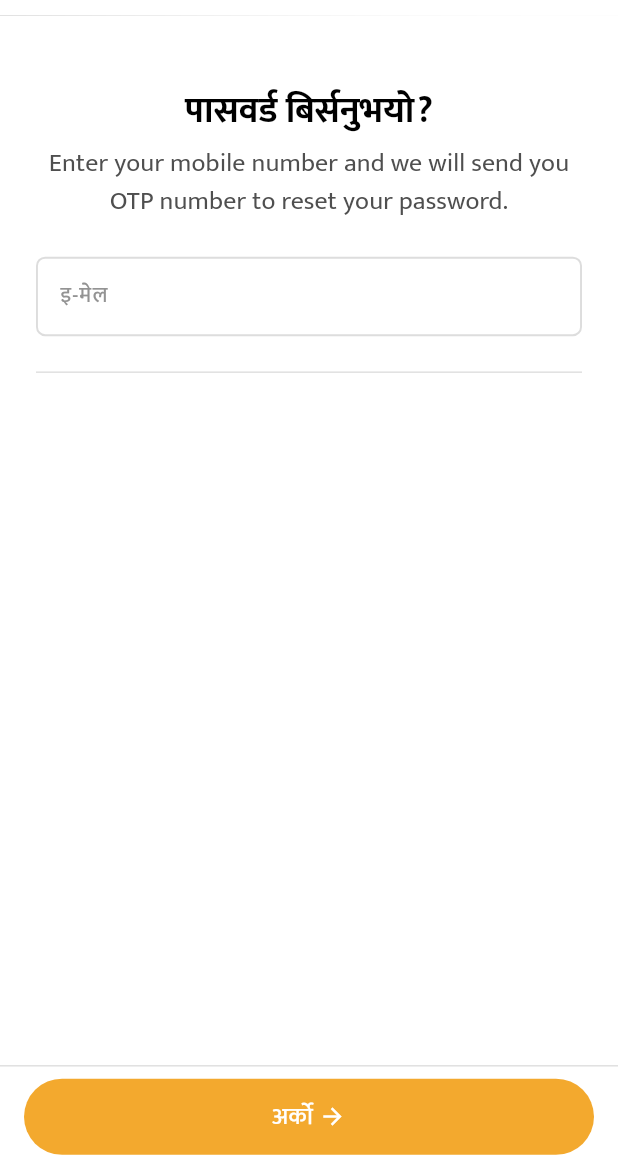
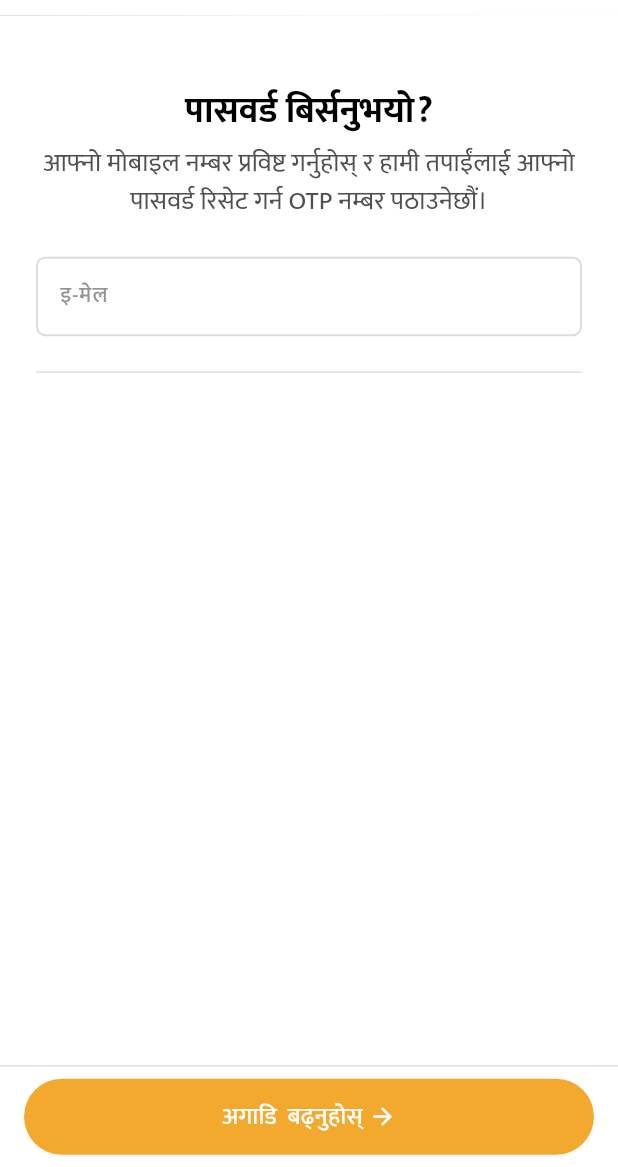
Before and after one commit to irajkumarr/job-seeker-application, a Flutter app: the ForgetPasswordScreen screen opened by its route, on a phone screen of 412 x 824 dp, the part 69-1236 px from its top. Run offline on Flutter 3.47's test engine with Material 3 defaults, Android fonts, the phone set to English and light mode, and no system bars; our stand-ins replace cached_network_image, connectivity_plus, firebase_core, firebase_messaging, flutter_cache_manager, flutter_local_notifications and 10 more; missing offline and left inert: app_settings; accounts and stored records are empty; generated files the repository leaves out were written again; network calls fail; project files that could hold a hidden picture were left out; key blocks and very long unbroken strings in the code were emptied for the run.

Commit message:
some changes to the authentication folder

```diff
--- a/frontend/lib/common/widgets/custom_screen/custom_screen.dart
+++ b/frontend/lib/common/widgets/custom_screen/custom_screen.dart
@@ -19,7 +19,16 @@ class CustomScreen extends StatelessWidget {
   @override
   Widget build(BuildContext context) {
     final l10n = AppLocalizations.of(context)!;
-    return Scaffold(
+    return GestureDetector(
+      onTap: () {
+        FocusScopeNode currentFocus = FocusScope.of(context);
+        if (!currentFocus.hasPrimaryFocus &&
+            currentFocus.focusedChild != null) {
+          currentFocus.unfocus();
+        }
+      },
+      child: Scaffold(
+        resizeToAvoidBottomInset: false,
         appBar: PreferredSize(
           preferredSize: Size.fromHeight(KDeviceUtils.getAppBarHeight()),
           child: Appbar(isActionRequired: false),
@@ -56,6 +65,7 @@ class CustomScreen extends StatelessWidget {
             ),
           ],
         ),
+      ),
     );
   }
 }
--- a/frontend/lib/core/providers/app_providers.dart
+++ b/frontend/lib/core/providers/app_providers.dart
@@ -1,6 +1,7 @@
 import 'package:frontend/core/network/connectivity_provider.dart';
 import 'package:frontend/features/authentication/providers/login_provider.dart';
 import 'package:frontend/features/authentication/providers/password_provider.dart';
+import 'package:frontend/features/authentication/providers/signup_provider.dart';
 import 'package:frontend/features/authentication/providers/timer_provider.dart';
 import 'package:frontend/features/dashboard/providers/blog_provider.dart';
 import 'package:frontend/features/dashboard/providers/category_provider.dart';
@@ -20,6 +21,7 @@ class AppProviders {
     ChangeNotifierProvider(create: (_) => JobProvider()),
     ChangeNotifierProvider(create: (_) => BlogProvider()),
     ChangeNotifierProvider(create: (_) => LoginProvider()),
+    ChangeNotifierProvider(create: (_) => SignupProvider()),
     ChangeNotifierProvider(create: (_) => PasswordProvider()),
     ChangeNotifierProvider(create: (_) => ResendTimerProvider()),
   ];
--- a/frontend/lib/features/authentication/providers/signup_provider.dart
+++ b/frontend/lib/features/authentication/providers/signup_provider.dart
@@ -0,0 +1,10 @@
+import 'package:flutter/material.dart';
+
+class SignupProvider with ChangeNotifier {
+  bool termsAndConditions = true;
+
+  void toggleTermsAndConditions() {
+    termsAndConditions = !termsAndConditions;
+    notifyListeners();
+  }
+}
--- a/frontend/lib/features/authentication/screens/password_confimation/forgot_password.dart
+++ b/frontend/lib/features/authentication/screens/password_confimation/forgot_password.dart
@@ -1,4 +1,3 @@
-
 import 'package:flutter/material.dart';
 import 'package:flutter_screenutil/flutter_screenutil.dart';
 import 'package:frontend/common/widgets/custom_screen/custom_screen.dart';
@@ -56,7 +55,7 @@ class _ForgetPasswordScreenState extends State<ForgetPasswordScreen> {
             ),
             SizedBox(height: KSizes.sm),
             Text(
-              "Enter your mobile number and we will send you OTP number to reset your password.",
+              "${l10n.enter_phone_and_get_otp}",
               textAlign: TextAlign.center,
               style: Theme.of(context).textTheme.titleSmall?.copyWith(
                     color: KColors.darkerGrey,
--- a/frontend/lib/features/authentication/screens/signup/signup_password_screen.dart
+++ b/frontend/lib/features/authentication/screens/signup/signup_password_screen.dart
@@ -38,7 +38,7 @@ class SignupPasswordScreen extends StatelessWidget {
               ),
               SizedBox(height: KSizes.sm),
               Text(
-                "${l10n.please_enter_password} ${l10n.and} \n${l10n.confirm_password}",
+                "${l10n.please_enter} ${l10n.and} \n${l10n.confirm_your_password}",
                 textAlign: TextAlign.center,
                 style: Theme.of(context).textTheme.titleSmall?.copyWith(
                       color: KColors.darkerGrey,
@@ -67,7 +67,7 @@ class SignupPasswordScreen extends StatelessWidget {
                         obscureText: value.signupPasswordVisible,
                         decoration: InputDecoration(
                           // prefixIcon: const Icon(Iconsax.password_check),
-                          labelText: KTexts.password,
+                          labelText: "${l10n.password}",
                           suffixIcon: IconButton(
                             onPressed: () {
                               value.toggleSignupPasswordVisibility();
@@ -101,17 +101,17 @@ class SignupPasswordScreen extends StatelessWidget {
                             .copyWith(fontSize: KSizes.fontSizeSm),
                         validator: (value) {
                           if (value == null || value.isEmpty) {
-                            return 'Please confirm your password';
+                            return "${l10n.please_enter_confirm_password}";
                           }
                           if (value != _passwordController.text) {
-                            return 'Passwords do not match';
+                            return '"${l10n.password_donot_match}"';
                           }
                           return null;
                         },
                         obscureText: value.signupConfirmPasswordVisible,
                         decoration: InputDecoration(
                           // prefixIcon: const Icon(Iconsax.password_check),
-                          labelText: "Confirm Password",
+                          labelText: "${l10n.confirm_password}",
                           suffixIcon: IconButton(
                             onPressed: () {
                               value.toggleSignupConfirmPasswordVisibility();
--- a/frontend/lib/l10n/app_en.arb
+++ b/frontend/lib/l10n/app_en.arb
@@ -700,6 +700,10 @@
   "do_not_have_account": "Don't have account?",
   "already_have_account": "Already have an account?",
   "enter_email": "Enter Email",
+  "please_enter": "Please enter",
+  "enter_phone_and_get_otp": "Enter your mobile number and we will send you OTP number to reset your password.",
+  "confirm_your_password": "confirm your password",
+  "agree_terms_and_conditions": "Terms and conditions must be agreed",
   "if_you_have_any_queries_feel_free_to_contact_with_our": "If you have any queries feel free to contact with our",
   "help_and_support": "Help & Support",
   "wallet_balance": "Wallet Balance",
--- a/frontend/lib/l10n/app_ne.arb
+++ b/frontend/lib/l10n/app_ne.arb
@@ -14,8 +14,10 @@
   "on_boarding_2_description": "COD भुक्तानीको साथ खाना अर्डर गर्नुहोस् वा सुरक्षित र छिटो भुक्तानी गेटवे द्वारा भुक्तानी गर्नुहोस्।",
   "on_boarding_3_description": "सयौं डेलिभरी म्यान तपाईंको अर्डरको लागि पर्खिरहेका छन्। त्यसैले आफ्नो अर्डर राख्नुहोस् र खाना तपाईंको ढोकामा पाउनुहोस्!",
   "skip": "स्किप गर्नुहोस्",
-  "next": "अर्को",
+  "next": "अगाडि  बढ्नुहोस्",
+  "please_enter_confirm_password" : "कृपया पुष्टि पासवर्ड प्रविष्ट गर्नुहोस्",
   "blogs": "ब्लगहरू",
+  "enter_phone_and_get_otp": "आफ्नो मोबाइल नम्बर प्रविष्ट गर्नुहोस् र हामी तपाईंलाई आफ्नो पासवर्ड रिसेट गर्न OTP नम्बर पठाउनेछौं।",
   "employer_zone": "रोजगारदाता क्षेत्र",
   "training_lists": "प्रशिक्षण सूचीहरू",
   "basic_information": "आधारभूत जानकारी",
@@ -187,8 +189,11 @@
   "yes": "हो",
   "no": "होइन",
   "notification": "सूचना",
+  "please_enter": "कृपया प्रविष्ट गर्नुहोस्",
+  "confirm_your_password": "आफ्नो पासवर्ड पुष्टि गर्नुहोस्",
   "guest_mode": "अतिथि मोड",
   "are_you_new_to_the_app": "के तपाई रोजगारी एपमा नयाँ हुनुहुन्छ?",
+  "agree_terms_and_conditions": "नियम र सर्तहरू सहमत हुनुपर्छ",
   "register_using_name_and_number": "आफ्नो नाम र मोबाइल नम्बर प्रयोग गरेर दर्ता गर्नुहोस्",
   "enter_registered_number": "लग इन गर्नको लागि कृपया आफ्नो दर्ता गरिएको मोबाइल नम्बर र पासवर्ड प्रविष्ट गर्नुहोस्।",
   "customize_your_language_setting": "रोजगारीमा आफ्नो भाषा सेटिङ अनुकूलित गर्नुहोस्।",
```
Also changed, not shown: frontend/lib/features/authentication/screens/login/login.dart (+10 -1 lines), frontend/lib/features/authentication/screens/signup/signup.dart (+10 -1 lines), frontend/lib/features/authentication/screens/signup/widgets/signup_form.dart (+39 -10 lines). Lines whose indentation alone changed are shown as unchanged.
